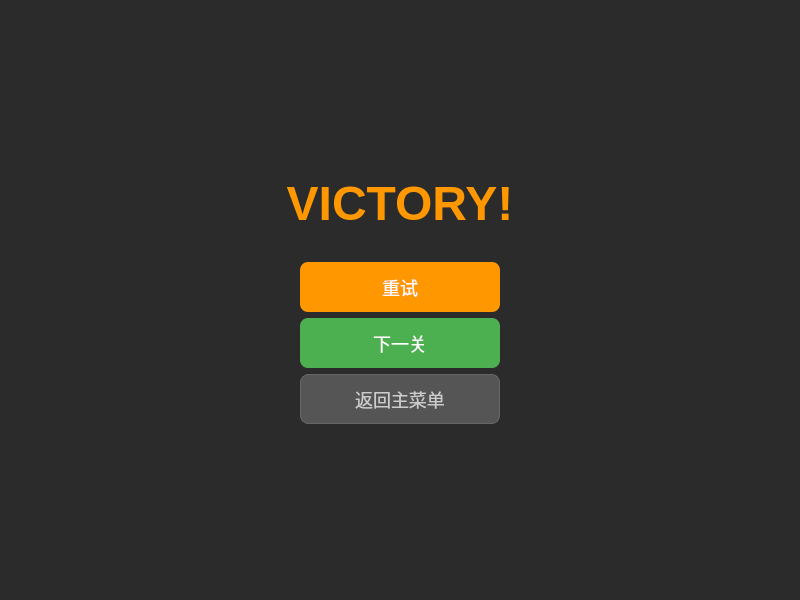
This is ui/gameresultwidget.ui in wqy-lab/CarrotDefenseGame as Qt 5 draws it before an edit. The edited form follows.
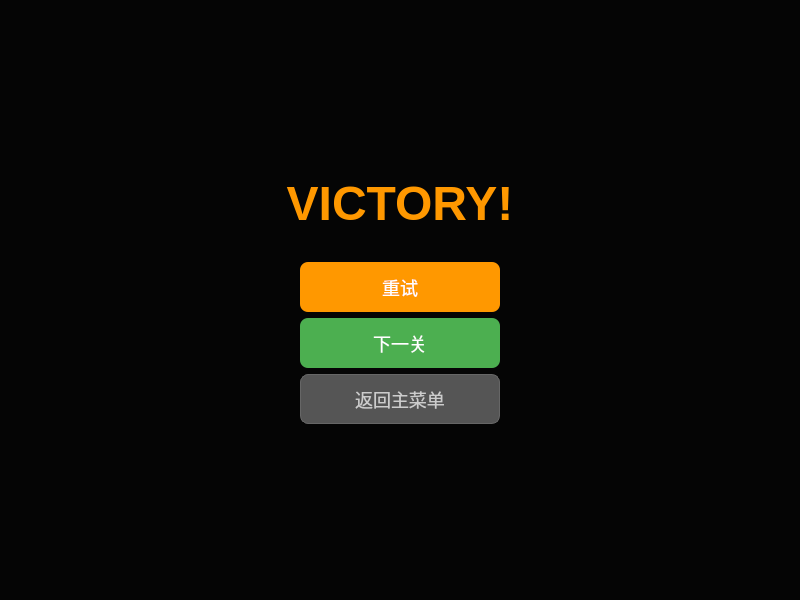
This is the edited form.

Commit message:
优化鼠标索敌优先级和游戏结束遮罩显示
- gamescene.cpp: 简化 mousePressEvent 逻辑，优先检测敌人再检测障碍物
- gamescene.cpp: 游戏结束时绘制暗色遮罩(alpha=150)
- gameresultwidget.ui: 背景透明度调整(150→220)

Patch:
```diff
--- a/ui/gameresultwidget.ui
+++ b/ui/gameresultwidget.ui
@@ -6,7 +6,7 @@
    <rect><x>0</x><y>0</y><width>800</width><height>600</height></rect>
   </property>
   <property name="styleSheet">
-   <string notr="true">QWidget#GameResultWidget { background-color: rgba(0, 0, 0, 150); }</string>
+   <string notr="true">QWidget#GameResultWidget { background-color: rgba(0, 0, 0, 220); }</string>
   </property>
   <layout class="QVBoxLayout" name="mainLayout">
    <item>
```
Left out of the diff: 134 changed lines with no effect on the pictures. The commit also changes 1 other file.
